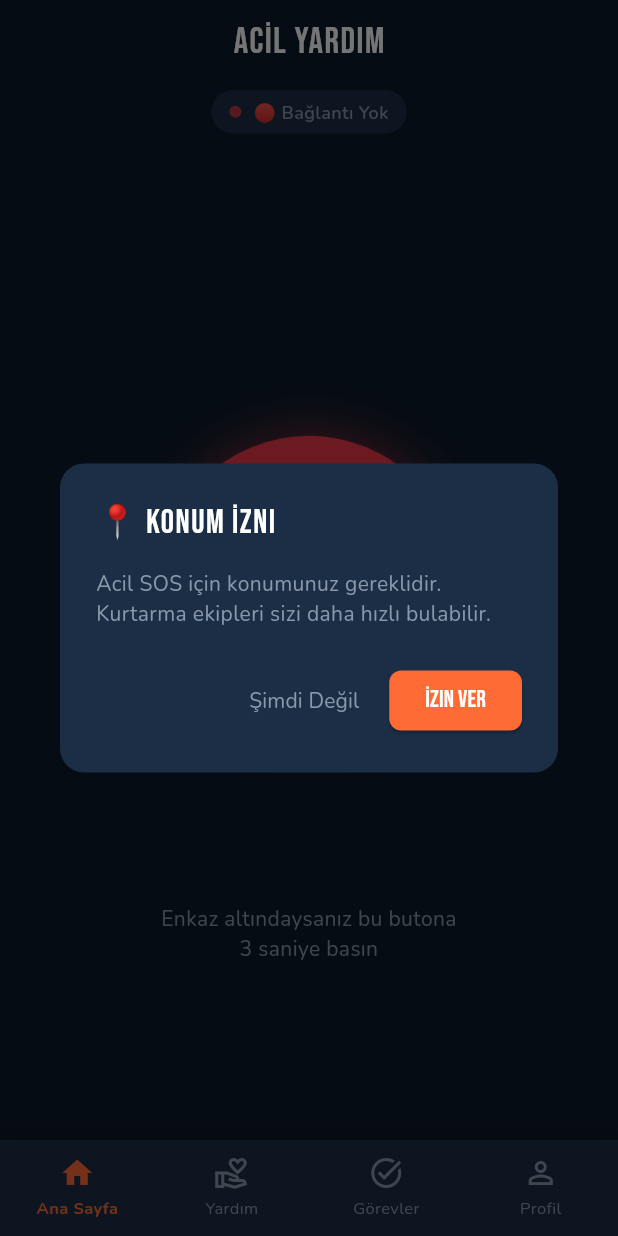
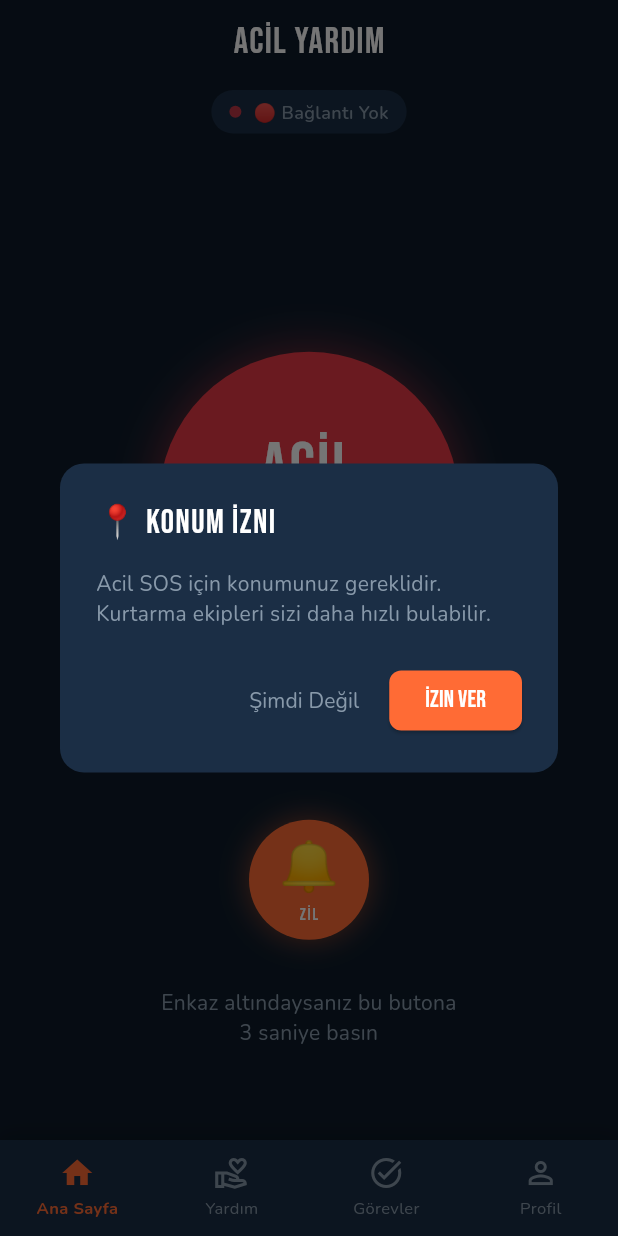
Before and after one commit to k0laa/can_bagi, a Flutter app: the screen it shows after launch, on a phone screen of 412 x 824 dp. Run offline on Flutter 3.47's test engine with Material 3 defaults, Android fonts, the phone set to English and light mode, and no system bars; our stand-ins replace connectivity_plus, dio, geolocator, go_router, google_fonts, permission_handler and 1 more; missing offline and left inert: flutter_ringtone_player; accounts and stored records are empty; network calls fail.

Commit message:
Add emergency bell button with siren sound - separate from SOS button for added visibility

```diff
--- a/frontend/mobile/lib/features/home/screens/home_screen.dart
+++ b/frontend/mobile/lib/features/home/screens/home_screen.dart
@@ -6,6 +6,7 @@ import '../../../shared/widgets/app_top_bar.dart';
 import '../../../shared/widgets/connection_status.dart';
 import '../../../shared/widgets/location_permission.dart';
 import '../widgets/sos_button.dart';
+import '../widgets/bell_button.dart';
 
 
 class HomeScreen extends StatelessWidget {
@@ -37,6 +38,11 @@ class HomeScreen extends StatelessWidget {
 
                   const SizedBox(height: 32),
 
+                  // Zil Butonu
+                  const BellButton(),
+
+                  const SizedBox(height: 32),
+
                   Text(
                     'Enkaz altındaysanız bu butona\n3 saniye basın',
                     textAlign: TextAlign.center,
--- /dev/null
+++ b/frontend/mobile/lib/features/home/widgets/bell_button.dart
@@ -0,0 +1,96 @@
+import 'package:flutter/material.dart';
+import 'package:flutter/services.dart';
+import '../../../core/constants/app_colors.dart';
+import '../../../core/constants/app_text_styles.dart';
+import '../services/sos_service.dart';
+
+class BellButton extends StatefulWidget {
+  const BellButton({super.key});
+
+  @override
+  State<BellButton> createState() => _BellButtonState();
+}
+
+class _BellButtonState extends State<BellButton> {
+  late final SosService _sosService;
+  bool _isSirenPlaying = false;
+
+  @override
+  void initState() {
+    super.initState();
+    _sosService = SosService();
+  }
+
+  Future<void> _onBellPressStart() async {
+    if (_isSirenPlaying) return;
+
+    setState(() => _isSirenPlaying = true);
+    HapticFeedback.mediumImpact();
+
+    // Acil durum sirene sesini çal
+    await _sosService.playEmergencySiren(looping: true);
+  }
+
+  Future<void> _onBellPressEnd() async {
+    if (!_isSirenPlaying) return;
+
+    // Sesi durdur
+    await _sosService.stopAlertSound();
+
+    setState(() => _isSirenPlaying = false);
+  }
+
+  @override
+  void dispose() {
+    // Çalıyorsa durdur
+    if (_isSirenPlaying) {
+      _sosService.stopAlertSound();
+    }
+    _sosService.dispose();
+    super.dispose();
+  }
+
+  @override
+  Widget build(BuildContext context) {
+    return GestureDetector(
+      onLongPressStart: (_) => _onBellPressStart(),
+      onLongPressEnd: (_) => _onBellPressEnd(),
+      onLongPressCancel: _onBellPressEnd,
+      child: AnimatedScale(
+        scale: _isSirenPlaying ? 0.92 : 1.0,
+        duration: const Duration(milliseconds: 100),
+        child: Container(
+          width: 80,
+          height: 80,
+          decoration: BoxDecoration(
+            shape: BoxShape.circle,
+            color: _isSirenPlaying ? AppColors.warning : AppColors.accent,
+            boxShadow: [
+              BoxShadow(
+                color: (_isSirenPlaying ? AppColors.warning : AppColors.accent)
+                    .withValues(alpha: 0.4),
+                blurRadius: _isSirenPlaying ? 30 : 15,
+                spreadRadius: _isSirenPlaying ? 5 : 2,
+              ),
+            ],
+          ),
+          alignment: Alignment.center,
+          child: Column(
+            mainAxisAlignment: MainAxisAlignment.center,
+            children: [
+              Text(
+                '🔔',
+                style: TextStyle(fontSize: 32),
+              ),
+              const SizedBox(height: 2),
+              Text(
+                'ZİL',
+                style: AppTextStyles.buttonText.copyWith(fontSize: 11),
+              ),
+            ],
+          ),
+        ),
+      ),
+    );
+  }
+}
--- a/frontend/mobile/lib/features/home/widgets/sos_button.dart
+++ b/frontend/mobile/lib/features/home/widgets/sos_button.dart
@@ -66,8 +66,6 @@ class _SosButtonState extends State<SosButton>
     });
     _ctrl.forward(from: 0);
     HapticFeedback.mediumImpact();
-    // Zil sesini başlat
-    _sosService.playAlertSound(looping: true);
   }
 
   void _cancelPress() {
@@ -115,14 +113,10 @@ class _SosButtonState extends State<SosButton>
         lat: lat,
         lon: lon,
       );
-      // Başarılı SOS - sesi durdur
-      await _sosService.stopAlertSound();
       if (mounted) widget.onSuccess(response);
     } on NoConnectionException catch (e) {
-      await _sosService.stopAlertSound();
       if (mounted) widget.onError(e);
     } catch (e) {
-      await _sosService.stopAlertSound();
       if (mounted) widget.onError(Exception(e.toString()));
     } finally {
       if (mounted) {
--- a/frontend/mobile/pubspec.yaml
+++ b/frontend/mobile/pubspec.yaml
@@ -37,7 +37,7 @@ dependencies:
   web_socket_channel: ^3.0.3
 
   # SOS Zili - Sistem Sesi Çalma
-  flutter_ringtone_player: ^3.2.0
+  flutter_ringtone_player: ^4.0.0
 
 dev_dependencies:
   flutter_test:
```
Also changed, not shown: frontend/mobile/lib/features/home/services/sos_service.dart (+29 -0 lines), frontend/mobile/pubspec.lock, 1 other file.
